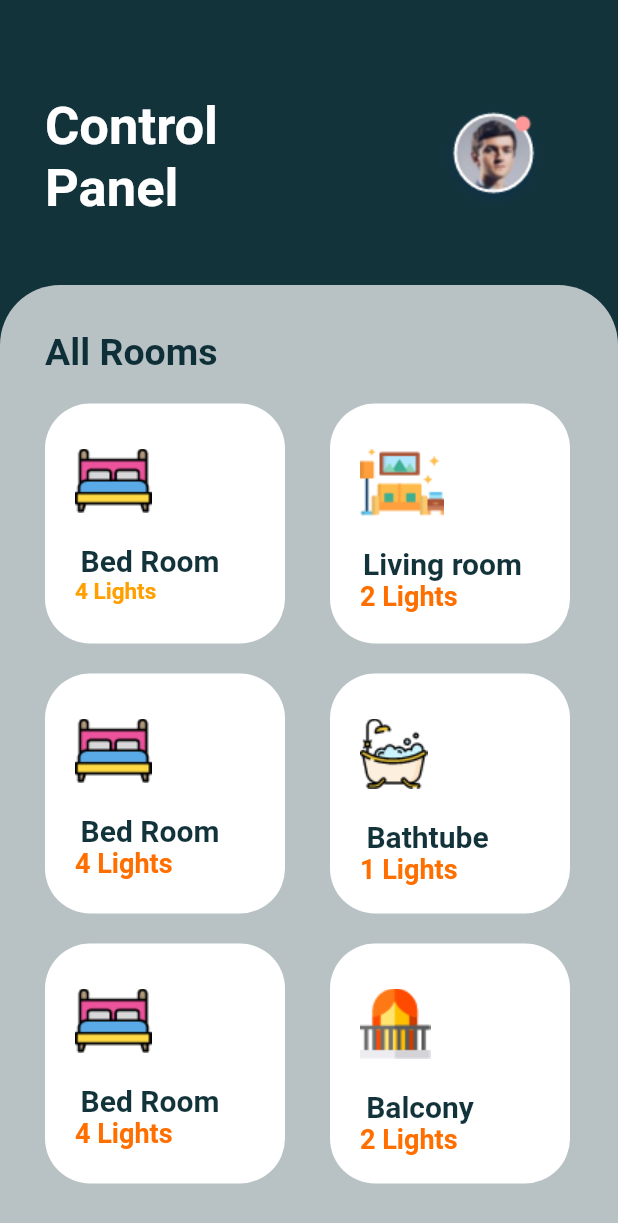
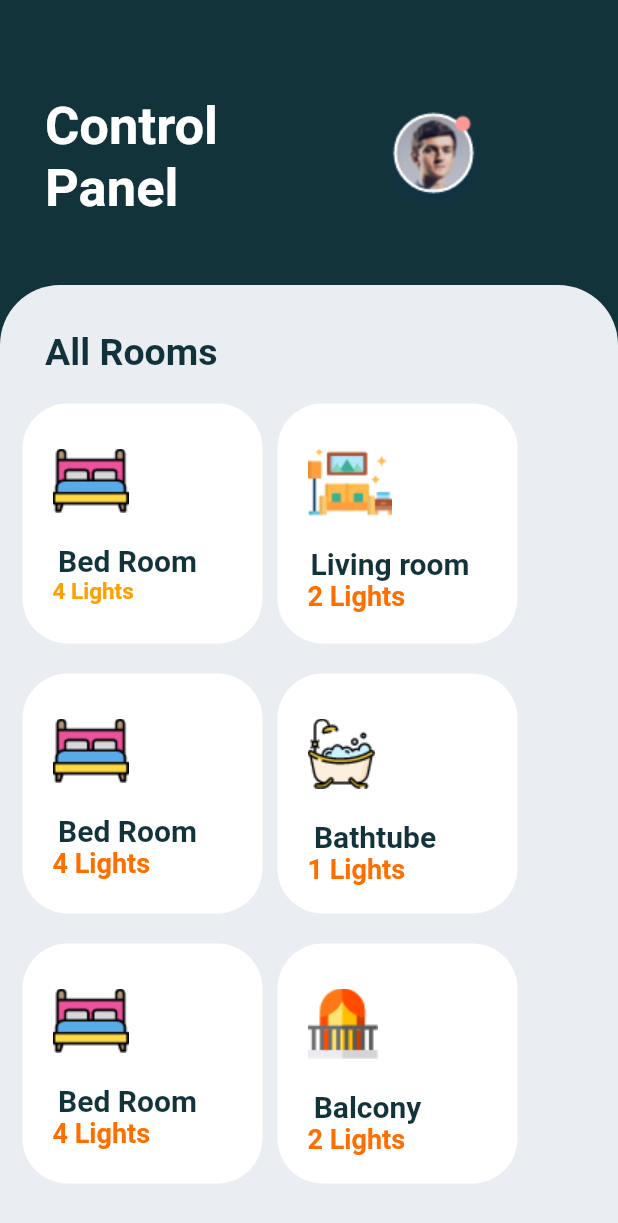
Before and after one commit to rjoshi91/maryland_univ_app, a Flutter app: the ControlPanelScreen screen opened by its route, on a phone screen of 412 x 824 dp. Shown: the top 1223 px of the screen. Run offline on Flutter 3.47's test engine with Material 2 defaults, Android fonts, the phone set to English and light mode, and no system bars.

Commit message:
Initial commit

```diff
--- a/lib/screens/control_panel_screen.dart
+++ b/lib/screens/control_panel_screen.dart
@@ -51,7 +51,7 @@ class _ControlPanelScreenState extends State<ControlPanelScreen> {
                         )),
 
                     Padding(
-                      padding: const EdgeInsets.only(top: 40.0, left: 110.0, bottom: 10.0),
+                      padding: const EdgeInsets.only(top: 40.0, left: 70.0, bottom: 10.0),
                       child: Image.asset('images/user.png', width: 130, height: 130,),
                     ),
                   ],
@@ -68,11 +68,10 @@ class _ControlPanelScreenState extends State<ControlPanelScreen> {
                   borderRadius: BorderRadius.only(
                       topRight: Radius.circular(40.0),
                       topLeft: Radius.circular(40.0)),
-                  color: Colors.white70),
+                  color:Color(0x0f0F7F8FC)),
 
               child: Column(
                 children: <Widget>[
-
                   Align(
                       alignment: Alignment.topLeft,
                       child: Padding(
@@ -94,7 +93,7 @@ class _ControlPanelScreenState extends State<ControlPanelScreen> {
                       //Bed Room Card
 
                       Padding(
-                        padding: const EdgeInsets.only(top: 10.0, right: 10.0, left: 30, bottom: 10),
+                        padding: const EdgeInsets.only(top: 10.0, right: 10.0,left: 15.0, bottom: 10),
                         child: Container(
                           height: 160,
                           width: 160,
@@ -153,9 +152,7 @@ class _ControlPanelScreenState extends State<ControlPanelScreen> {
 
                       //Living Room Card
 
-                      Padding(
-                        padding: const EdgeInsets.only(top: 10.0, right: 10.0, left: 20, bottom: 10),
-                        child: Container(
+                      Container(
                         height: 160,
                         width: 160,
                         decoration: BoxDecoration(
@@ -209,7 +206,6 @@ class _ControlPanelScreenState extends State<ControlPanelScreen> {
                           ],
                         ),
                       ),
-                      ),
 
                     ],
                   ),
@@ -220,7 +216,7 @@ class _ControlPanelScreenState extends State<ControlPanelScreen> {
                       //Kitchen Card
 
                       Padding(
-                        padding: const EdgeInsets.only(top: 10.0, right: 10.0, left: 30, bottom: 10),
+                        padding: const EdgeInsets.only(top: 10.0, right: 10.0, left: 15.0, bottom: 10),
                         child: Container(
                           height: 160,
                           width: 160,
@@ -280,7 +276,7 @@ class _ControlPanelScreenState extends State<ControlPanelScreen> {
                       //Bathroom Card
 
                       Padding(
-                        padding: const EdgeInsets.only(top: 10.0, right: 10.0, left: 20, bottom: 10),
+                        padding: const EdgeInsets.only(top: 10.0, right: 10.0, bottom: 10),
                         child: Container(
                           height: 160,
                           width: 160,
@@ -346,7 +342,7 @@ class _ControlPanelScreenState extends State<ControlPanelScreen> {
                       //Outdoor Card
 
                       Padding(
-                        padding: const EdgeInsets.only(top: 10.0, right: 10.0, left: 30, bottom: 10),
+                        padding: const EdgeInsets.only(top: 10.0, right: 10.0, left: 15, bottom: 10),
                         child: Container(
                           height: 160,
                           width: 160,
@@ -406,7 +402,7 @@ class _ControlPanelScreenState extends State<ControlPanelScreen> {
                       //Balcony Card
 
                       Padding(
-                        padding: const EdgeInsets.only(top: 10.0, right: 10.0, left: 20, bottom: 10),
+                        padding: const EdgeInsets.only(top: 10.0, right: 10.0, bottom: 10),
                         child: Container(
                           height: 160,
                           width: 160,
--- a/lib/screens/signup_screen.dart
+++ b/lib/screens/signup_screen.dart
@@ -25,12 +25,10 @@ class _SignUpState extends State<SignUp> {
           Container(
             child: Stack(
               children: <Widget>[
-
                 Padding(
-                  padding: const EdgeInsets.only(top:330.0, left: 20.0),
+                  padding: const EdgeInsets.only(top:100.0, left: 5.0),
                   child: Row(
                     children: <Widget>[
-
                       InkWell(
                         onTap: () {
                           Navigator.push(context,
@@ -49,7 +47,7 @@ class _SignUpState extends State<SignUp> {
                       Align(
                           alignment: Alignment.topLeft,
                           child: Padding(
-                            padding: const EdgeInsets.only(left: 20.0,),
+                            padding: const EdgeInsets.only(left: 5.0,),
                             child: Text(
                               "Back",
                               style: TextStyle(
```
Also changed, not shown: lib/screens/signin_screen.dart (+11 -3 lines). Lines whose indentation alone changed are shown as unchanged.
